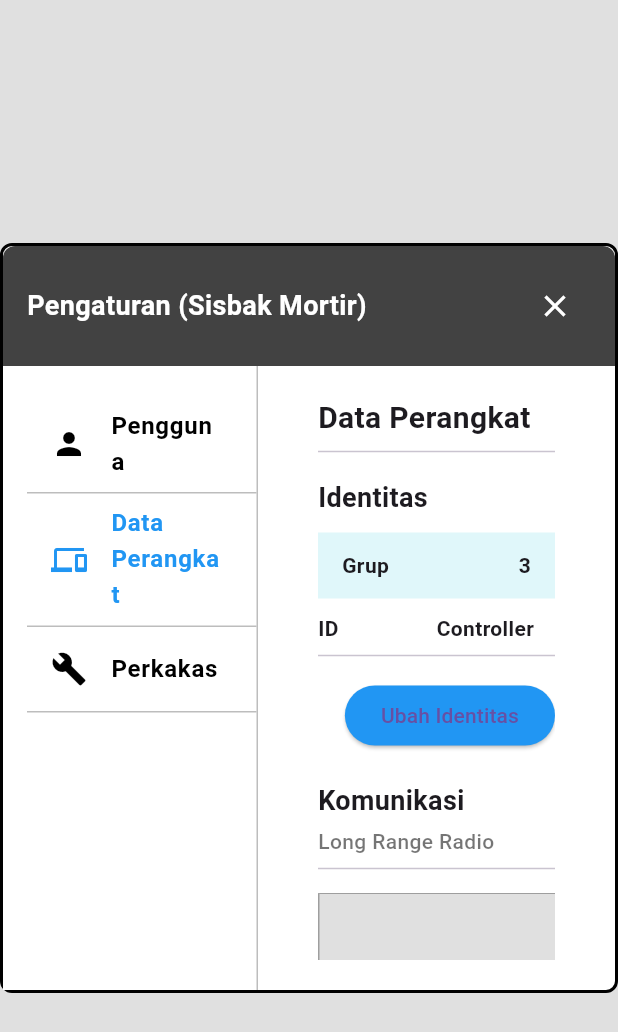
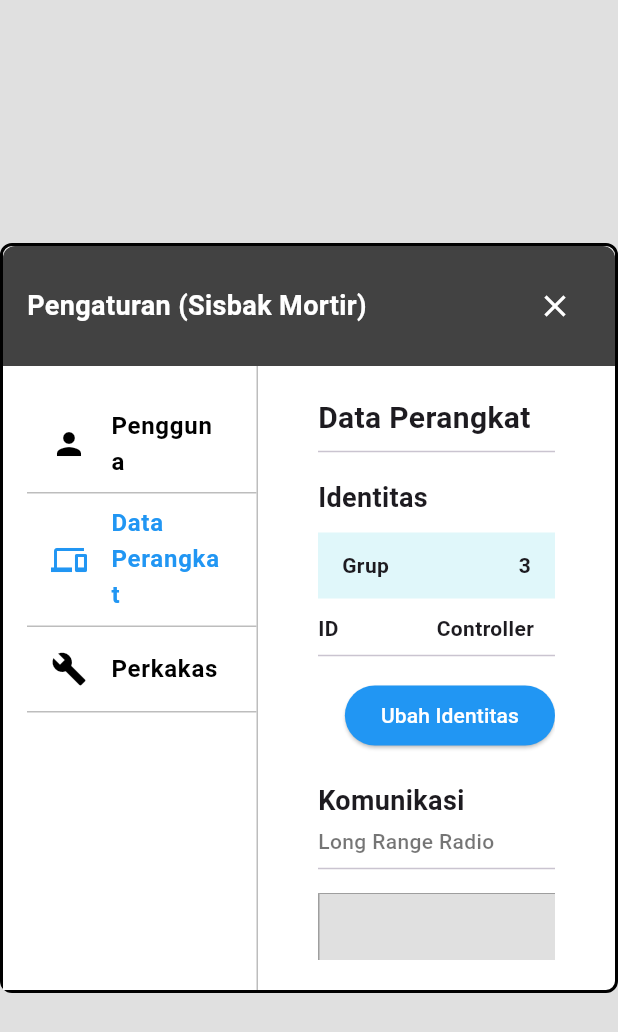
Before and after one commit to sabrinaananta/Pusturbak_MortirPindad, a Flutter app: the DataPerangkatPage screen opened directly, on a phone screen of 412 x 824 dp. Shown: the top 1032 px of the screen. Run offline on Flutter 3.47's test engine with Material 3 defaults, Android fonts, the phone set to English and light mode, and no system bars; our stand-ins replace flutter_feather_icons, flutter_map, geolocator, latlong2, sensors_plus.

Commit message:
five commit

```diff
--- a/lib/pusat/dataperangkat.dart
+++ b/lib/pusat/dataperangkat.dart
@@ -165,9 +165,13 @@ class DataPerangkatPage extends StatelessWidget {
                                     backgroundColor: Colors.blue,
                                   ),
                                   onPressed: () {},
-                                  child: const Text("Ubah Identitas"),
+                                  child: const Text(
+                                    "Ubah Identitas",
+                                    style: TextStyle(color: Colors.white),
+                                  ),
                                 ),
                               ),
+
                               const SizedBox(height: 20),
                               const Text(
                                 "Komunikasi",
@@ -319,9 +323,13 @@ class DataPerangkatPage extends StatelessWidget {
                                     backgroundColor: Colors.blue,
                                   ),
                                   onPressed: () {},
-                                  child: const Text("Pengaturan Interoperabilitas"),
+                                  child: const Text(
+                                    "Pengaturan Interoperabilitas",
+                                    style: TextStyle(color: Colors.white),
+                                  ),
                                 ),
                               ),
+
                               const SizedBox(height: 20),
                               const Text(
                                 "Isi berkas konfigurasi",
--- a/lib/pusat/perkakas.dart
+++ b/lib/pusat/perkakas.dart
@@ -95,7 +95,7 @@ class PerkakasPage extends StatelessWidget {
                               const Divider(),
                               const SizedBox(height: 10),
 
-                              // STATUS LAYANAN
+                              // status layanan
                               Container(
                                 width: double.infinity,
                                 color: Colors.cyan[50],
@@ -241,7 +241,6 @@ class PerkakasPage extends StatelessWidget {
                                 ],
                               ),
 
-                              // === BAGIAN TAMBAHAN DARI GAMBAR ===
                               const SizedBox(height: 20),
                               Container(
                                 width: double.infinity,
@@ -305,7 +304,7 @@ class PerkakasPage extends StatelessWidget {
                                   const Text("Pembaruan Perangkat", style: TextStyle(fontSize: 18, fontWeight: FontWeight.bold)),
                                   const SizedBox(height: 10),
 
-// PEMBARUAN
+
                                   const Text("Pembaruan"),
                                   Container(
                                     decoration: BoxDecoration(
```
Lines whose indentation alone changed are shown as unchanged.
